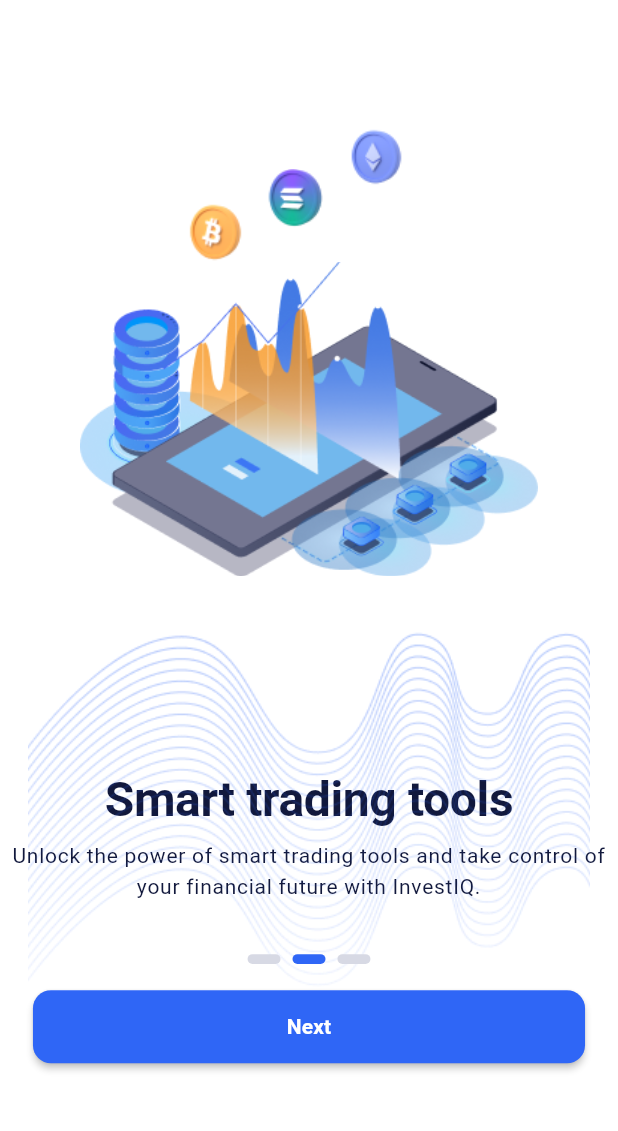
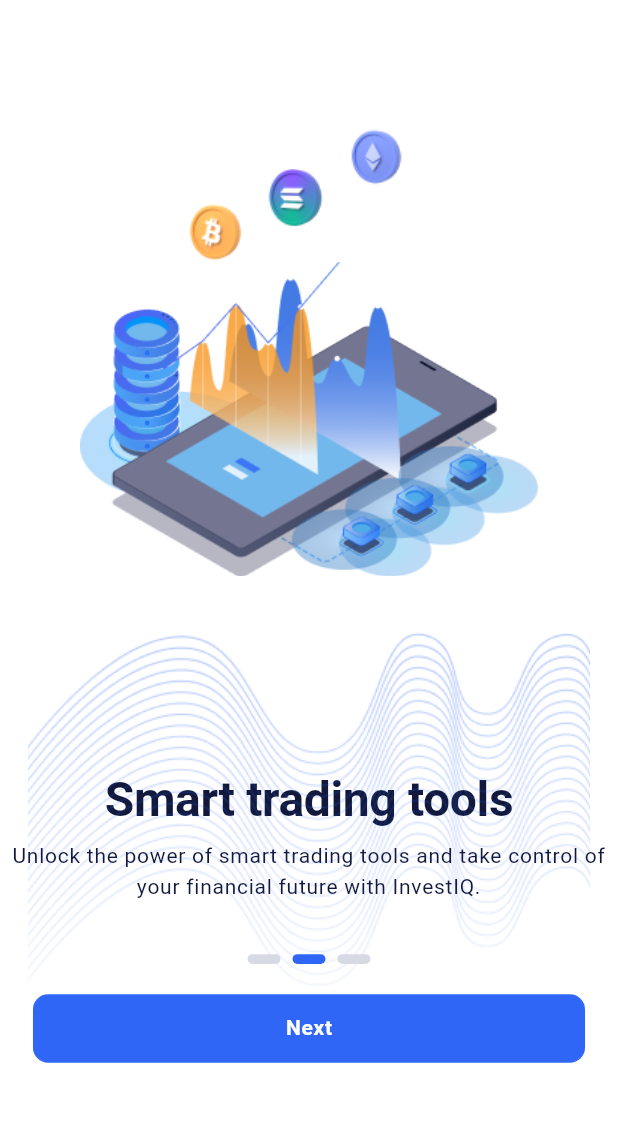
Before and after one commit to Sammyowei/the_gemini_app, a Flutter app: the screen it shows after launch, after a tap on "Next", on a phone screen of 412 x 824 dp, the part 39-1170 px from its top. Run offline on Flutter 3.47's test engine with Material 3 defaults, Android fonts, the phone set to English and light mode, and no system bars; drawn by our look-alikes of smooth_page_indicator; our stand-ins replace country_picker, flutter_screenutil, flutter_svg, gap, go_router, google_fonts and 6 more; missing offline and left inert: flutter_circular_progress_indicator, webview_flutter_android, webview_flutter_wkwebview; accounts and stored records are empty; project files that could hold a hidden picture were left out.

Commit message:
here we go again

```diff
--- a/lib/src/presentation/views/onboarding/onboarding_screen.dart
+++ b/lib/src/presentation/views/onboarding/onboarding_screen.dart
@@ -5,6 +5,7 @@ import 'package:shared_preferences/shared_preferences.dart';
 import 'package:smooth_page_indicator/smooth_page_indicator.dart';
 import 'package:supabase_flutter/supabase_flutter.dart';
 import 'package:the_gemini_app/src/domain/config/routes/route_name_config.dart';
+import 'package:the_gemini_app/src/presentation/presentation.dart';
 import 'package:the_gemini_app/src/presentation/utils/presistence/persistence.dart';
 import 'package:the_gemini_app/src/presentation/views/onboarding/onboarding_screen_one.dart';
 import 'package:the_gemini_app/src/presentation/views/onboarding/onboarding_screen_three.dart';
@@ -94,12 +95,36 @@ class _OnboardingScreenState extends State<OnboardingScreen> {
                 },
               ),
             ),
+//             Align(
+//               alignment: const Alignment(0, 0.77),
+//               child: Padding(
+//                 padding: EdgeInsets.only(left: 20.w, right: 20.w),
+//                 child: MaterialButton(
+//                   onPressed: () async {
+
+//                   },
+//                   color: theme.colorScheme.primary,
+//                   minWidth: MediaQuery.of(context).size.width,
+//                   height: 48.h,
+//                   shape: RoundedRectangleBorder(
+//                     borderRadius: BorderRadius.circular(12),
+//                   ),
+//                   child: Text(
+//                     'Next',
+//                     style: Theme.of(context).textTheme.labelLarge?.copyWith(
+//                           color: Colors.white,
+//                         ),
+//                   ),
+//                 ),
+//               ),
+//             )
+
             Align(
               alignment: const Alignment(0, 0.77),
               child: Padding(
-                padding: EdgeInsets.only(left: 20.w, right: 20.w),
-                child: MaterialButton(
-                  onPressed: () async {
+                padding: const EdgeInsets.symmetric(horizontal: 20).w,
+                child: CustomButton(
+                  onTap: () async {
                     // Action to perform when the button is pressed.
 
 // TODO: Check the current index
@@ -144,18 +169,14 @@ class _OnboardingScreenState extends State<OnboardingScreen> {
 
                     //
                   },
-                  color: theme.colorScheme.primary,
-                  minWidth: MediaQuery.of(context).size.width,
-                  height: 48.h,
-                  shape: RoundedRectangleBorder(
-                    borderRadius: BorderRadius.circular(12),
+                  size: Size(
+                    MediaQuery.sizeOf(context).width,
+                    45,
                   ),
-                  child: Text(
-                    'Next',
-                    style: Theme.of(context).textTheme.labelLarge?.copyWith(
-                          color: Colors.white,
-                        ),
-                  ),
+                  color: Theme.of(context).colorScheme.primary,
+                  outlineColor: Theme.of(context).colorScheme.primary,
+                  description: 'Next',
+                  textColor: Colors.white,
                 ),
               ),
             )
--- a/lib/src/presentation/views/splash_screen.dart
+++ b/lib/src/presentation/views/splash_screen.dart
@@ -1,3 +1,4 @@
+import 'package:flutter/foundation.dart';
 import 'package:flutter/material.dart';
 import 'package:flutter/services.dart';
 import 'package:flutter_screenutil/flutter_screenutil.dart';
@@ -120,7 +121,7 @@ class _SplashScreenState extends State<SplashScreen>
                     tag: 'logo',
                     child: Image.asset(
                       IconConstants.appIcons,
-                      color: Palette.primaryColor,
+                      color: Theme.of(context).colorScheme.primary,
                     ),
                   ),
                 );
@@ -224,9 +225,11 @@ class _SecondScreenState extends State<SecondScreen> {
           }
         } else {
           context.pushReplacementNamed(RouteNameConfig.authScreen);
+          return;
         }
       } else {
         context.pushReplacementNamed(RouteNameConfig.home_page);
+        return;
       }
     });
   }
--- a/lib/src/presentation/widgets/gemini/gemini_app_widget.dart
+++ b/lib/src/presentation/widgets/gemini/gemini_app_widget.dart
@@ -1,3 +1,4 @@
+import 'package:flutter/material.dart';
 import 'package:flutter/widgets.dart';
 import 'package:flutter_screenutil/flutter_screenutil.dart';
 import 'package:gap/gap.dart';
@@ -24,7 +25,7 @@ class GeminiAppWidget extends StatelessWidget {
               IconConstants.appIcons,
               height: 20.h,
               // Set the color of the app logo.
-              color: const Color(0xff2F66F6),
+              color: Theme.of(context).colorScheme.primary,
             ),
           ),
           Gap(5.w),
@@ -36,7 +37,7 @@ class GeminiAppWidget extends StatelessWidget {
               fontSize: 18.sp,
               fontWeight: FontWeight.w800,
               // Set the color of the app name text.
-              color: const Color(0xff2F66F6),
+              color: Theme.of(context).colorScheme.primary,
             ),
           ),
         ],
```
Also changed, not shown: 3 other files.
